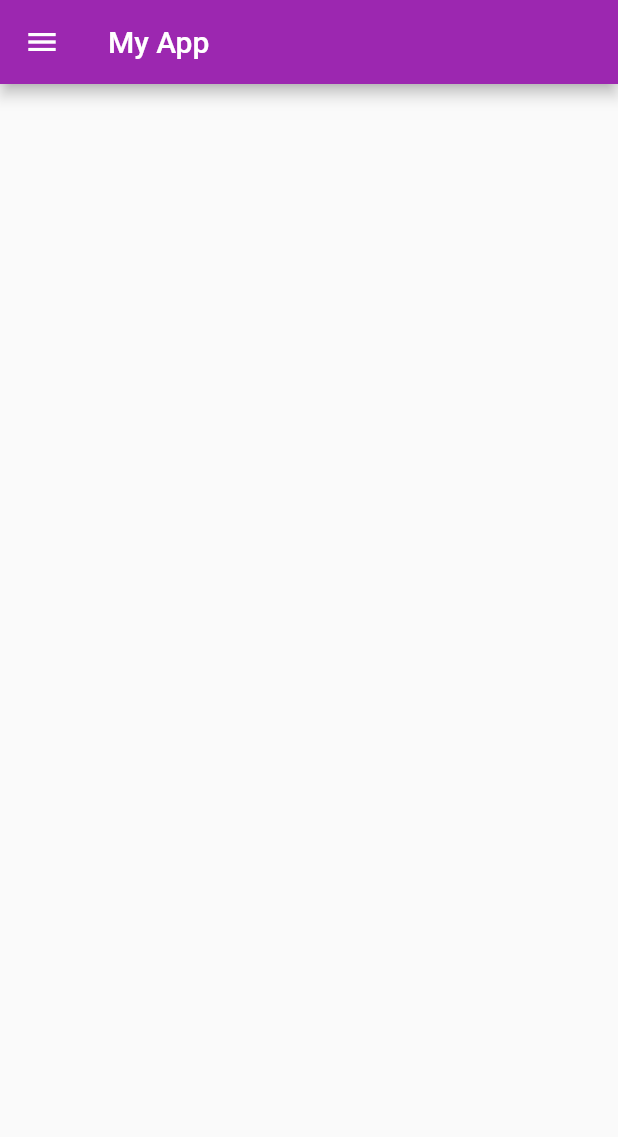
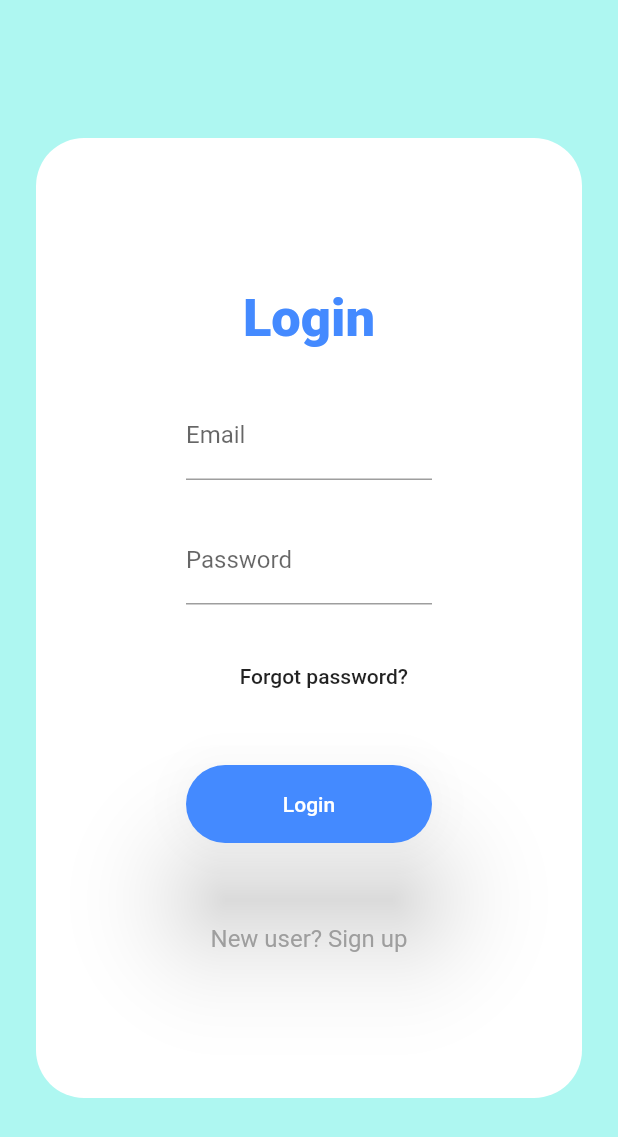
Before and after one commit to web-codeveloper/flutterLearning, a Flutter app: the screen it shows after launch, on a phone screen of 412 x 824 dp. Shown: the top 1137 px of the screen. Run offline on Flutter 3.47's test engine with Material 2 defaults, Android fonts, the phone set to English and light mode, and no system bars; our stand-ins replace fluttertoast.

Commit message:
Login page design

```diff
--- a/lib/main.dart
+++ b/lib/main.dart
@@ -1,12 +1,42 @@
 // ignore_for_file: prefer_const_constructors, prefer_final_fields
 
+import 'package:firstapp/pages/login_page.dart';
 import 'package:firstapp/widget/navigation_drawer_widget.dart';
 import 'package:flutter/material.dart';
 import 'package:firstapp/app_screens/navbar.dart';
 import 'package:firstapp/services/users/list_service.dart';
 
-// void main() => runApp(UsersList());
 void main() => runApp(MyApp());
+
+// class MyApp extends StatelessWidget {
+//   @override
+//   Widget build(BuildContext context) {
+//     return MaterialApp(
+//         title: 'Flutter App',
+//         theme: ThemeData(
+//           primarySwatch: Colors.purple,
+//         ),
+//         home: MainPage(),
+//         debugShowCheckedModeBanner: false);
+//   }
+// }
+
+// class MainPage extends StatefulWidget {
+//   const MainPage({Key? key}) : super(key: key);
+
+//   @override
+//   _MainPageState createState() => _MainPageState();
+// }
+
+// class _MainPageState extends State<MainPage> {
+//   @override
+//   Widget build(BuildContext context) => Scaffold(
+//         drawer: NavigationDrawerWidget(),
+//         appBar: AppBar(
+//           title: Text("My App"),
+//         ),
+//       );
+// }
 
 class MyApp extends StatelessWidget {
   @override
@@ -16,24 +46,7 @@ class MyApp extends StatelessWidget {
         theme: ThemeData(
           primarySwatch: Colors.purple,
         ),
-        home: MainPage(),
+        home: LoginPage(),
         debugShowCheckedModeBanner: false);
   }
 }
-
-class MainPage extends StatefulWidget {
-  const MainPage({Key? key}) : super(key: key);
-
-  @override
-  _MainPageState createState() => _MainPageState();
-}
-
-class _MainPageState extends State<MainPage> {
-  @override
-  Widget build(BuildContext context) => Scaffold(
-        drawer: NavigationDrawerWidget(),
-        appBar: AppBar(
-          title: Text("My App"),
-        ),
-      );
-}
--- /dev/null
+++ b/lib/pages/login_page.dart
@@ -0,0 +1,98 @@
+import 'package:flutter/material.dart';
+
+class LoginPage extends StatefulWidget {
+  const LoginPage({Key? key}) : super(key: key);
+
+  @override
+  State<LoginPage> createState() => _LoginPageState();
+}
+
+class _LoginPageState extends State<LoginPage> {
+  @override
+  Widget build(BuildContext context) {
+    return Scaffold(
+      backgroundColor: const Color.fromARGB(255, 174, 247, 241),
+      body: Center(
+        child: SingleChildScrollView(
+            child: Container(
+          height: 640,
+          width: 1080,
+          margin: const EdgeInsets.symmetric(horizontal: 24),
+          clipBehavior: Clip.antiAliasWithSaveLayer,
+          decoration: BoxDecoration(
+            borderRadius: BorderRadius.circular(32),
+            color: Colors.white,
+          ),
+          child: Row(
+            children: [
+              Expanded(
+                  child: Center(
+                child: Padding(
+                    padding: const EdgeInsets.all(100.0),
+                    child: Column(
+                      mainAxisSize: MainAxisSize.max,
+                      mainAxisAlignment: MainAxisAlignment.center,
+                      children: [
+                        const Text('Login',
+                            style: TextStyle(
+                                fontSize: 35,
+                                fontWeight: FontWeight.w900,
+                                color: Colors.blueAccent)),
+                        const SizedBox(height: 28),
+                        const TextField(
+                          decoration: InputDecoration(label: Text('Email')),
+                        ),
+                        const SizedBox(height: 24),
+                        const TextField(
+                          decoration: InputDecoration(label: Text('Password')),
+                        ),
+                        const SizedBox(height: 24),
+                        Align(
+                          alignment: Alignment.topRight,
+                          child: MaterialButton(
+                            onPressed: () {},
+                            child: const Text("Forgot password?"),
+                          ),
+                        ),
+                        const SizedBox(height: 35),
+                        MaterialButton(
+                          onPressed: () {},
+                          child: const Text("Login"),
+                          minWidth: double.infinity,
+                          height: 52,
+                          elevation: 32,
+                          color: Colors.blueAccent,
+                          textColor: Colors.white,
+                          shape: RoundedRectangleBorder(
+                              borderRadius: BorderRadius.circular(32)),
+                        ),
+                        const SizedBox(height: 40),
+                        TextButton(
+                          style: TextButton.styleFrom(
+                            textStyle: const TextStyle(fontSize: 16),
+                            primary: Colors.grey,
+                          ),
+                          onPressed: () {},
+                          child: const Text('New user? Sign up'),
+                        ),
+                      ],
+                    )),
+              )),
+              if (MediaQuery.of(context).size.width > 900)
+                Expanded(
+                    child: Container(
+                  color: Colors.white,
+                  child: Container(
+                    decoration: const BoxDecoration(
+                        image: DecorationImage(
+                            image: AssetImage('assets/images/login.png'),
+                            fit: BoxFit.cover)),
+                  ),
+                ))
+            ],
+          ),
+        )),
+      ),
+    );
+  }
+}
```
Also changed, not shown: assets/images/login.png (added), assets/images/login2.jpg (added).
